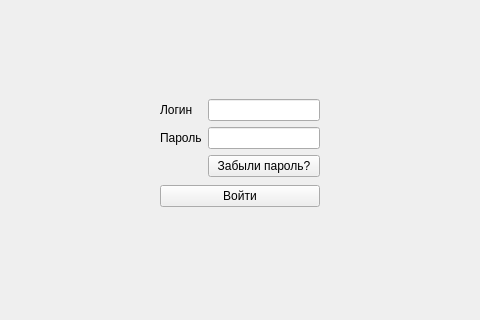
Above: src/enterformwidget.ui from CherMiTT/drive_school_client before the change; both pictures show x 170 to 650 and y 201 to 521 of the 800 by 800 pixel window. Below: the same form after it.
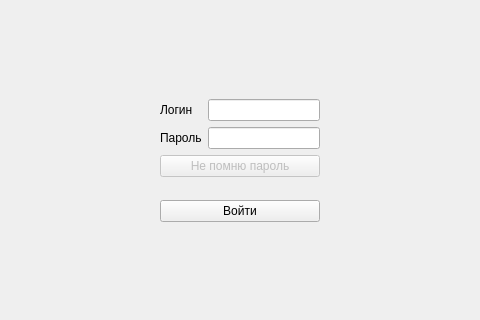
That is the form after the change.

```diff
--- a/src/enterformwidget.ui
+++ b/src/enterformwidget.ui
@@ -25,7 +25,7 @@
      <x>330</x>
      <y>300</y>
      <width>160</width>
-     <height>108</height>
+     <height>123</height>
     </rect>
    </property>
    <layout class="QVBoxLayout" name="verticalLayout">
@@ -55,10 +55,13 @@
         </property>
        </widget>
       </item>
-      <item row="2" column="1">
+      <item row="2" column="0" colspan="2">
        <widget class="QPushButton" name="forgotPasswordButton">
+        <property name="enabled">
+         <bool>false</bool>
+        </property>
         <property name="text">
-         <string>Забыли пароль?</string>
+         <string>Не помню пароль</string>
         </property>
        </widget>
       </item>
```
